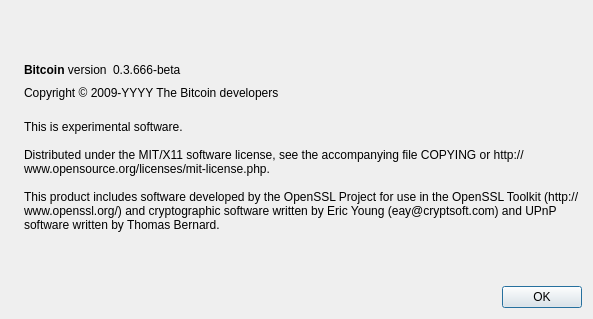
Above: src/qt/forms/aboutdialog.ui from psdgithub/bitcoin before the change. Below: the same form after it.
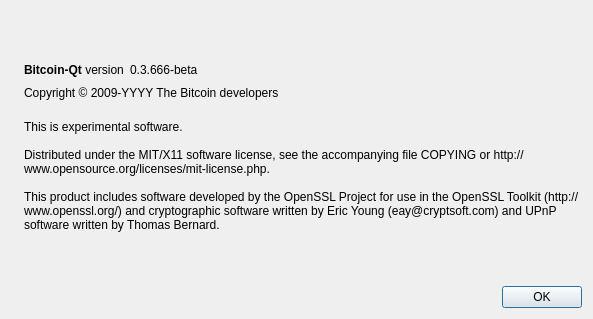
That is the form after the change. Icons and pictures are not drawn.

Commit message:
Change window titles to "Bitcoin-Qt - <purpose>" / misc related renames
- This helps user to not think the client is called "Bitcoin"

Patch:
```diff
--- a/src/qt/forms/aboutdialog.ui
+++ b/src/qt/forms/aboutdialog.ui
@@ -50,7 +50,7 @@
           <cursorShape>IBeamCursor</cursorShape>
          </property>
          <property name="text">
-          <string>&lt;b&gt;Bitcoin&lt;/b&gt; version</string>
+          <string>&lt;b&gt;Bitcoin-Qt&lt;/b&gt; version</string>
          </property>
          <property name="textInteractionFlags">
           <set>Qt::LinksAccessibleByMouse|Qt::TextSelectableByKeyboard|Qt::TextSelectableByMouse</set>
```
Left out of the diff: 2 changed lines with no effect on the pictures. The commit also changes 10 other files.
